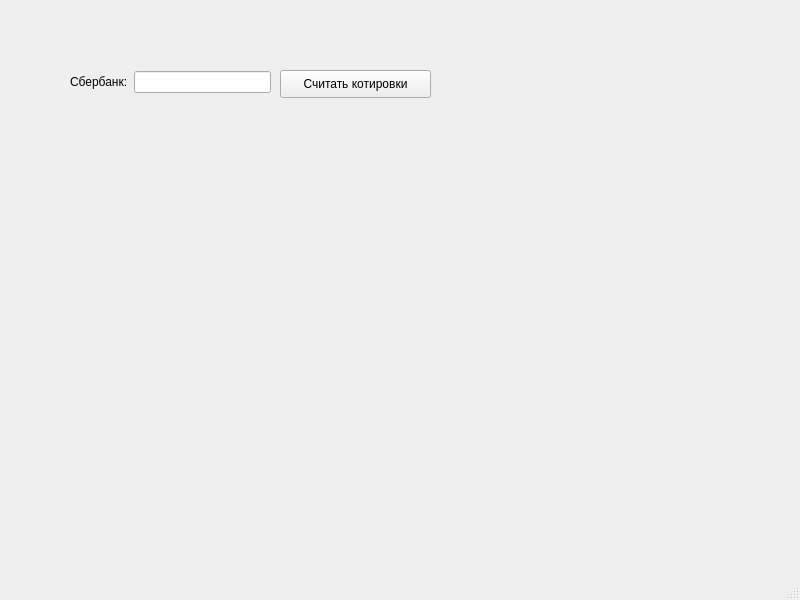
Before: the Qt Designer form mainwindow.ui in dahelmm/Quotes_Qt, drawn with Qt 5.
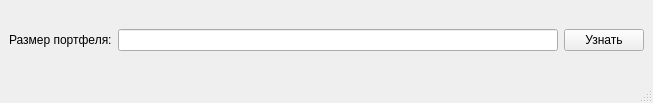
After: the same form once the commit is applied.

What changed in the file:
```diff
--- a/mainwindow.ui
+++ b/mainwindow.ui
@@ -6,41 +6,21 @@
    <rect>
     <x>0</x>
     <y>0</y>
-    <width>800</width>
-    <height>600</height>
+    <width>653</width>
+    <height>103</height>
    </rect>
   </property>
   <property name="windowTitle">
    <string>MainWindow</string>
   </property>
   <widget class="QWidget" name="centralwidget">
-   <widget class="QPushButton" name="pB_cons">
-    <property name="geometry">
-     <rect>
-      <x>280</x>
-      <y>70</y>
-      <width>151</width>
-      <height>28</height>
-     </rect>
-    </property>
-    <property name="text">
-     <string>Считать котировки</string>
-    </property>
-   </widget>
-   <widget class="QWidget" name="">
-    <property name="geometry">
-     <rect>
-      <x>70</x>
-      <y>70</y>
-      <width>201</width>
-      <height>24</height>
-     </rect>
-    </property>
+   <layout class="QGridLayout" name="gridLayout">
+    <item row="0" column="0">
     <layout class="QHBoxLayout" name="horizontalLayout">
      <item>
       <widget class="QLabel" name="label">
        <property name="text">
-        <string>Сбербанк:</string>
+         <string>Размер портфеля:</string>
        </property>
       </widget>
      </item>
@@ -52,7 +32,15 @@
       </widget>
      </item>
     </layout>
-   </widget>
+    </item>
+    <item row="0" column="1">
+     <widget class="QPushButton" name="pB_cons">
+      <property name="text">
+       <string>Узнать</string>
+      </property>
+     </widget>
+    </item>
+   </layout>
   </widget>
   <widget class="QMenuBar" name="menubar">
    <property name="geometry">
```
Left out of the diff: 2 changed lines with no effect on the pictures. Lines whose indentation alone changed are shown as unchanged.
